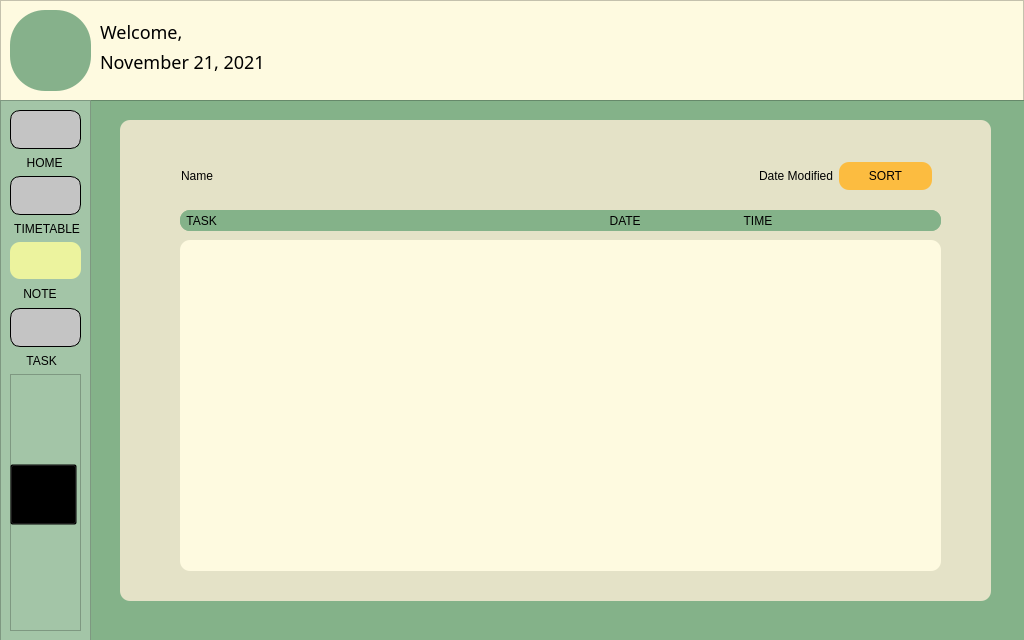
This is note_window.ui in The-name-FPGN-is-already-taken/NoteMe as Qt 5 draws it before an edit. The edited form follows.
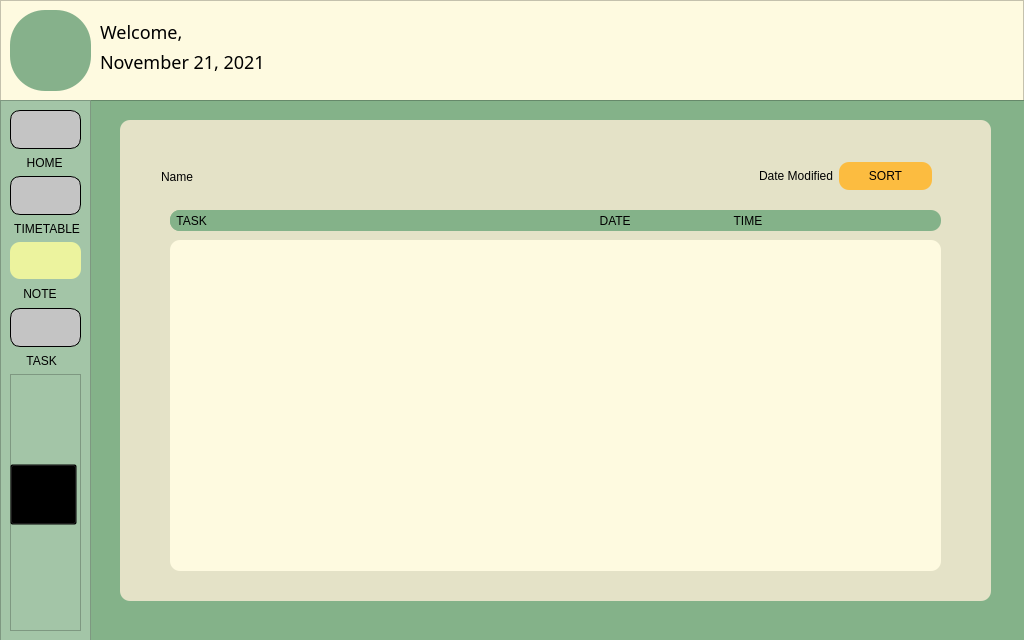
This is the edited form. Icons and pictures are not drawn.

Patch:
```diff
--- a/note_window.ui
+++ b/note_window.ui
@@ -226,15 +226,16 @@
      <widget class="QListWidget" name="noteTray">
       <property name="geometry">
        <rect>
-        <x>60</x>
+        <x>50</x>
         <y>120</y>
-        <width>761</width>
+        <width>771</width>
         <height>331</height>
        </rect>
       </property>
       <property name="styleSheet">
-       <string notr="true">QListWidget{
-    
+       <string notr="true">
+QListWidget{
+    border-radius: 10px;
     background-color: rgb(254, 250, 224);
 }
 QScrollBar:vertical {
@@ -248,10 +249,10 @@
      <widget class="QWidget" name="layoutWidget">
       <property name="geometry">
        <rect>
-        <x>61</x>
-        <y>40</y>
-        <width>751</width>
-        <height>32</height>
+        <x>41</x>
+        <y>41</y>
+        <width>771</width>
+        <height>31</height>
        </rect>
       </property>
       <layout class="QHBoxLayout" name="horizontalLayout_3">
@@ -333,9 +334,9 @@
      <widget class="QFrame" name="frame_4">
       <property name="geometry">
        <rect>
-        <x>60</x>
+        <x>50</x>
         <y>90</y>
-        <width>761</width>
+        <width>771</width>
         <height>21</height>
        </rect>
       </property>
```
